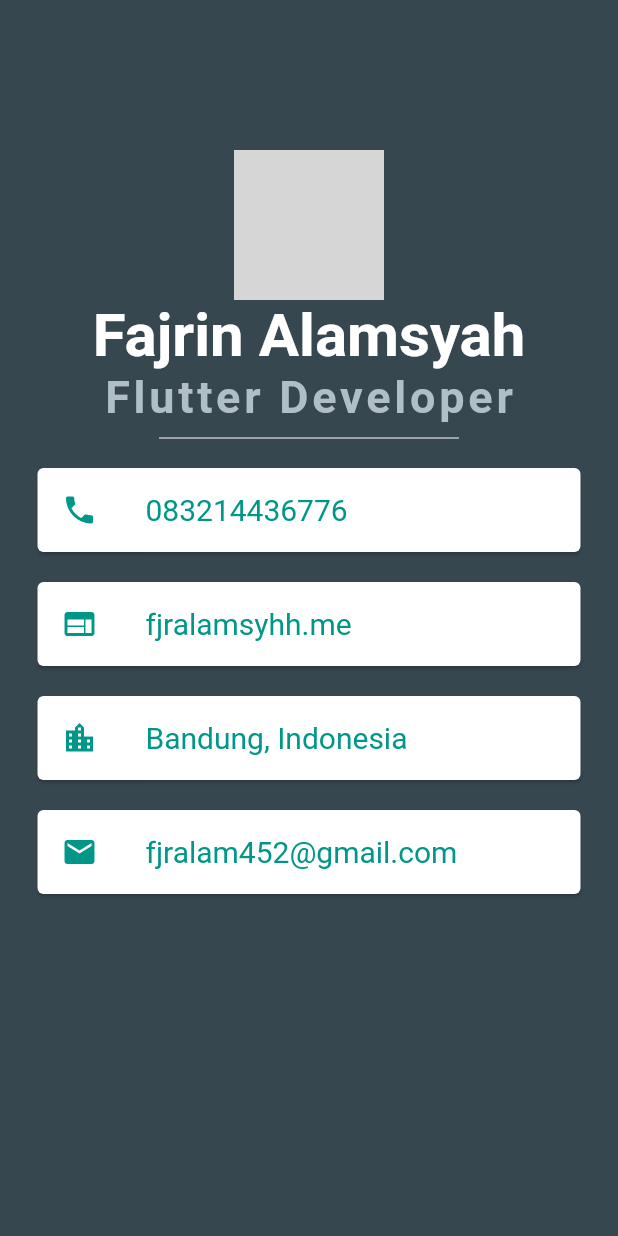
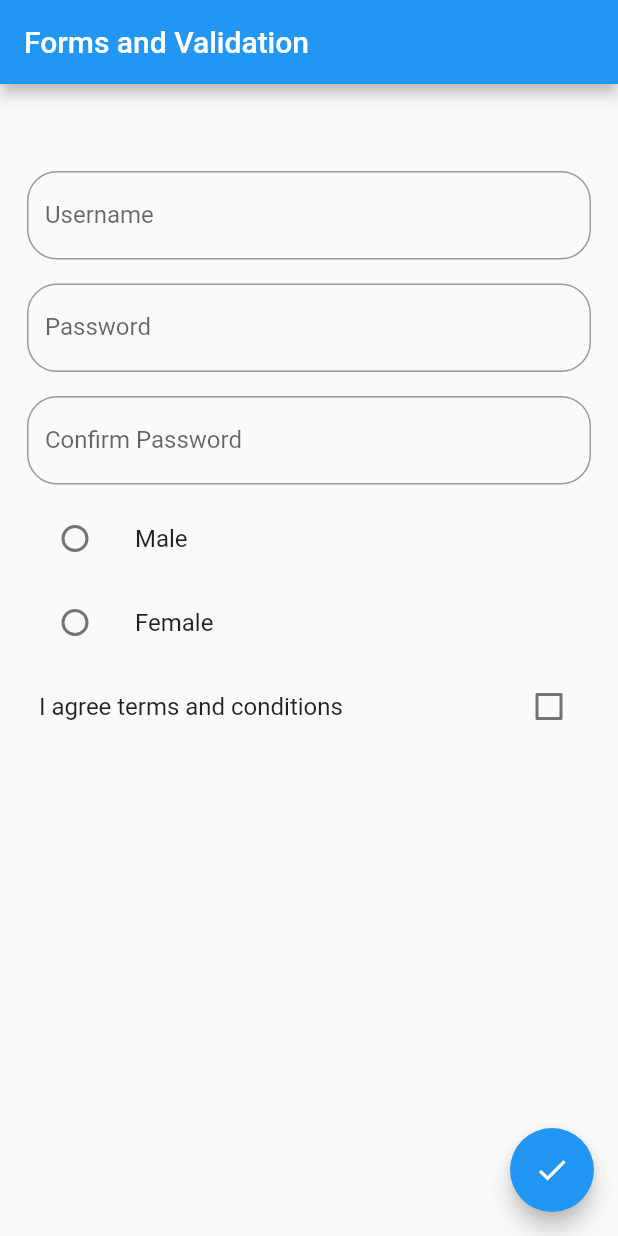
Before and after one commit to FajrintheHero/ProfilePage, a Flutter app: the screen it shows after launch, on a phone screen of 412 x 824 dp. Run offline on Flutter 3.47's test engine with Material 2 defaults, Android fonts, the phone set to English and light mode, and no system bars; Roboto replaces fonts that are missing (Pacifico, Source Sans Pro); grey boxes are pictures that could not be loaded.

Commit message:
added/updated new files

```diff
--- /dev/null
+++ b/lib/LoginPage.dart
@@ -0,0 +1,167 @@
+import 'package:flutter/material.dart';
+
+class LoginPage extends StatelessWidget {
+  @override
+  Widget build(BuildContext context) {
+    return MaterialApp(
+      title: 'Forms and Validation',
+      theme: ThemeData(
+        primarySwatch: Colors.blue,
+        visualDensity: VisualDensity.adaptivePlatformDensity,
+      ),
+      home: MyHomePage(title: 'Forms and Validation'),
+    );
+  }
+}
+
+class MyHomePage extends StatefulWidget {
+  MyHomePage({Key key, this.title}) : super(key: key);
+
+  final String title;
+
+  @override
+  _MyHomePageState createState() => _MyHomePageState();
+}
+
+class _MyHomePageState extends State<MyHomePage> {
+  final _formKey = GlobalKey<FormState>();
+  final _passwordController = TextEditingController();
+  final _confirmPasswordController = TextEditingController();
+
+  bool _value = false;
+  int val = -1;
+  bool nilaiCheckBox = false;
+
+  @override
+  void dispose() {
+    _passwordController.dispose();
+    _confirmPasswordController.dispose();
+    super.dispose();
+  }
+
+  @override
+  Widget build(BuildContext context) {
+    return Scaffold(
+      appBar: AppBar(
+        title: Text(widget.title),
+      ),
+      body: Container(
+        padding: EdgeInsets.symmetric(
+          vertical: 50.0,
+          horizontal: 10.0,
+        ),
+        child: _buildForm(),
+      ),
+      floatingActionButton: FloatingActionButton(
+        onPressed: () {
+          if (_formKey.currentState.validate()) {
+            debugPrint('All validations passed!!!');
+          }
+        },
+        child: Icon(Icons.done),
+      ),
+    );
+  }
+
+  Form _buildForm() {
+    return Form(
+      key: _formKey,
+      child: Column(
+        children: <Widget>[
+          Padding(
+            padding: const EdgeInsets.all(8.0),
+            child: TextFormField(
+              validator: (String value) {
+                if (value.isEmpty) {
+                  return 'Username cannot be empty';
+                } else if (value.length < 3) {
+                  return 'Username must be at least 3 characters long.';
+                }
+                return null;
+              },
+              decoration: InputDecoration(
+                labelText: 'Username',
+                border: OutlineInputBorder(
+                    borderRadius: BorderRadius.circular(20.0)),
+              ),
+            ),
+          ),
+          Padding(
+            padding: const EdgeInsets.all(8.0),
+            child: TextFormField(
+              obscureText: true,
+              controller: _passwordController,
+              validator: (String value) {
+                if (value.isEmpty) {
+                  return 'Password cannot be empty';
+                } else if (value.length < 6) {
+                  return 'Password must be at least 6 characters long.';
+                }
+                return null;
+              },
+              decoration: InputDecoration(
+                labelText: 'Password',
+                border: OutlineInputBorder(
+                    borderRadius: BorderRadius.circular(20.0)),
+              ),
+            ),
+          ),
+          Padding(
+            padding: const EdgeInsets.all(8.0),
+            child: TextFormField(
+              obscureText: true,
+              controller: _confirmPasswordController,
+              validator: (String value) {
+                if (value != _passwordController.value.text) {
+                  return 'Passwords do not match!';
+                }
+                return null;
+              },
+              decoration: InputDecoration(
+                labelText: 'Confirm Password',
+                border: OutlineInputBorder(
+                    borderRadius: BorderRadius.circular(20.0)),
+              ),
+            ),
+          ),
+          ListTile(
+            title: Text("Male"),
+            leading: Radio(
+              value: 1,
+              groupValue: val,
+              onChanged: (value) {
+                setState(() {
+                  val = value;
+                });
+              },
+              activeColor: Colors.blue,
+            ),
+          ),
+          ListTile(
+            title: Text("Female"),
+            leading: Radio(
+              value: 2,
+              groupValue: val,
+              onChanged: (value) {
+                setState(() {
+                  val = value;
+                });
+              },
+              activeColor: Colors.blue,
+            ),
+          ),
+          CheckboxListTile(
+            title: Text('I agree terms and conditions'),
+            value: nilaiCheckBox,
+            activeColor: Colors.blue,
+            onChanged: (value) {
+              setState(() {
+                nilaiCheckBox = value;
+              });
+            },
+          ),
+        ],
+      ),
+    );
+  }
+}
--- a/lib/main.dart
+++ b/lib/main.dart
@@ -1,5 +1,6 @@
 import 'package:flutter/material.dart';
 import 'home.dart';
+import 'LoginPage.dart';
 
 void main() => runApp(MyApp());
 
@@ -8,7 +9,7 @@ class MyApp extends StatelessWidget {
   Widget build(BuildContext context) {
     return MaterialApp(
       debugShowCheckedModeBanner: false,
-      home: HomePage(),
+      home: LoginPage(),
     );
   }
 }
```
